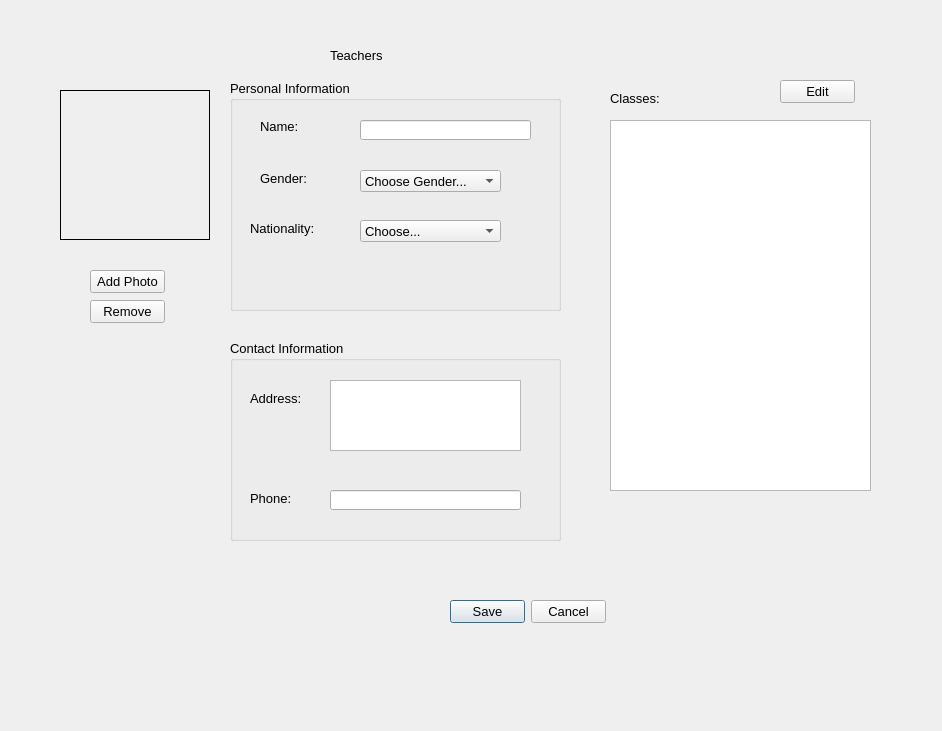
Before: the Qt Designer form editteacherdialog.ui in thenewcoder/school-administration-system, drawn with Qt 5.
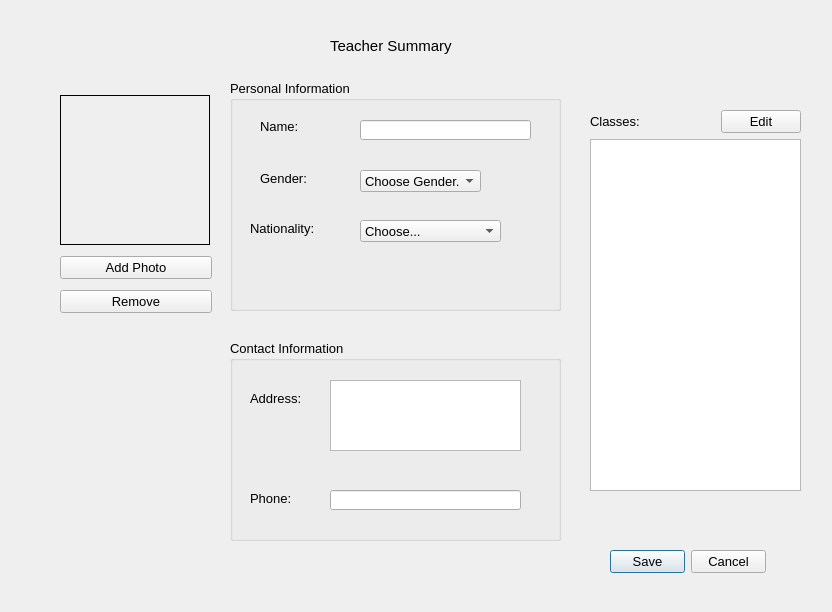
After: the same form once the commit is applied. Icons and pictures are not drawn.

The edit to the form file:
```diff
--- a/editteacherdialog.ui
+++ b/editteacherdialog.ui
@@ -6,8 +6,8 @@
    <rect>
     <x>0</x>
     <y>0</y>
-    <width>942</width>
-    <height>731</height>
+    <width>832</width>
+    <height>612</height>
    </rect>
   </property>
   <property name="font">
@@ -84,7 +84,7 @@
      <rect>
       <x>130</x>
       <y>90</y>
-      <width>141</width>
+      <width>121</width>
       <height>22</height>
      </rect>
     </property>
@@ -128,53 +128,6 @@
     </item>
    </widget>
   </widget>
-  <widget class="QLabel" name="lblPhoto">
-   <property name="geometry">
-    <rect>
-     <x>60</x>
-     <y>90</y>
-     <width>150</width>
-     <height>150</height>
-    </rect>
-   </property>
-   <property name="minimumSize">
-    <size>
-     <width>150</width>
-     <height>150</height>
-    </size>
-   </property>
-   <property name="maximumSize">
-    <size>
-     <width>150</width>
-     <height>150</height>
-    </size>
-   </property>
-   <property name="frameShape">
-    <enum>QFrame::Box</enum>
-   </property>
-   <property name="pixmap">
-    <pixmap resource="resources.qrc">:/images/user_profile.png</pixmap>
-   </property>
-   <property name="scaledContents">
-    <bool>false</bool>
-   </property>
-   <property name="alignment">
-    <set>Qt::AlignCenter</set>
-   </property>
-  </widget>
-  <widget class="QPushButton" name="btnAddPhoto">
-   <property name="geometry">
-    <rect>
-     <x>90</x>
-     <y>270</y>
-     <width>75</width>
-     <height>23</height>
-    </rect>
-   </property>
-   <property name="text">
-    <string>Add Photo</string>
-   </property>
-  </widget>
   <widget class="QGroupBox" name="groupBox">
    <property name="geometry">
     <rect>
@@ -238,25 +191,25 @@
    <property name="geometry">
     <rect>
      <x>330</x>
-     <y>30</y>
-     <width>81</width>
+     <y>20</y>
+     <width>141</width>
      <height>51</height>
     </rect>
    </property>
    <property name="font">
     <font>
-     <pointsize>10</pointsize>
+     <pointsize>11</pointsize>
     </font>
    </property>
    <property name="text">
-    <string>Teachers</string>
+    <string>Teacher Summary</string>
    </property>
   </widget>
   <widget class="QDialogButtonBox" name="buttonBox">
    <property name="geometry">
     <rect>
-     <x>450</x>
-     <y>600</y>
+     <x>610</x>
+     <y>550</y>
      <width>156</width>
      <height>23</height>
     </rect>
@@ -265,60 +218,112 @@
     <set>QDialogButtonBox::Cancel|QDialogButtonBox::Save</set>
    </property>
   </widget>
-  <widget class="QPushButton" name="btnRemove">
+  <widget class="QWidget" name="layoutWidget">
    <property name="geometry">
     <rect>
-     <x>90</x>
-     <y>300</y>
-     <width>75</width>
-     <height>23</height>
+     <x>590</x>
+     <y>110</y>
+     <width>211</width>
+     <height>381</height>
     </rect>
    </property>
-   <property name="text">
-    <string>Remove</string>
-   </property>
+   <layout class="QVBoxLayout" name="verticalLayout">
+    <item>
+     <layout class="QHBoxLayout" name="horizontalLayout">
+      <item>
+       <widget class="QLabel" name="label_7">
+        <property name="text">
+         <string>Classes:</string>
+        </property>
+       </widget>
+      </item>
+      <item>
+       <spacer name="horizontalSpacer">
+        <property name="orientation">
+         <enum>Qt::Horizontal</enum>
+        </property>
+        <property name="sizeHint" stdset="0">
+         <size>
+          <width>40</width>
+          <height>20</height>
+         </size>
+        </property>
+       </spacer>
+      </item>
+      <item>
+       <widget class="QPushButton" name="btnEditClasses">
+        <property name="toolTip">
+         <string>Add or Remove classes the current teacher is teaching</string>
+        </property>
+        <property name="text">
+         <string>Edit</string>
+        </property>
+       </widget>
+      </item>
+     </layout>
+    </item>
+    <item>
+     <widget class="QListView" name="lvClasses">
+      <property name="editTriggers">
+       <set>QAbstractItemView::NoEditTriggers</set>
+      </property>
+     </widget>
+    </item>
+   </layout>
   </widget>
-  <widget class="QListView" name="lvClasses">
+  <widget class="QWidget" name="layoutWidget">
    <property name="geometry">
     <rect>
-     <x>610</x>
-     <y>120</y>
-     <width>261</width>
-     <height>371</height>
-    </rect>
-   </property>
-   <property name="editTriggers">
-    <set>QAbstractItemView::NoEditTriggers</set>
-   </property>
-  </widget>
-  <widget class="QLabel" name="label_7">
-   <property name="geometry">
-    <rect>
-     <x>610</x>
+     <x>60</x>
      <y>90</y>
-     <width>61</width>
-     <height>16</height>
+     <width>152</width>
+     <height>231</height>
     </rect>
    </property>
-   <property name="text">
-    <string>Classes:</string>
-   </property>
-  </widget>
-  <widget class="QPushButton" name="btnEditClasses">
-   <property name="geometry">
-    <rect>
-     <x>780</x>
-     <y>80</y>
-     <width>75</width>
-     <height>23</height>
-    </rect>
-   </property>
-   <property name="toolTip">
-    <string>Add or Remove classes the current teacher is teaching</string>
-   </property>
-   <property name="text">
-    <string>Edit</string>
-   </property>
+   <layout class="QVBoxLayout" name="verticalLayout_2">
+    <item>
+     <widget class="QLabel" name="lblPhoto">
+      <property name="minimumSize">
+       <size>
+        <width>150</width>
+        <height>150</height>
+       </size>
+      </property>
+      <property name="maximumSize">
+       <size>
+        <width>150</width>
+        <height>150</height>
+       </size>
+      </property>
+      <property name="frameShape">
+       <enum>QFrame::Box</enum>
+      </property>
+      <property name="pixmap">
+       <pixmap resource="resources.qrc">:/images/user_profile.png</pixmap>
+      </property>
+      <property name="scaledContents">
+       <bool>false</bool>
+      </property>
+      <property name="alignment">
+       <set>Qt::AlignCenter</set>
+      </property>
+     </widget>
+    </item>
+    <item>
+     <widget class="QPushButton" name="btnAddPhoto">
+      <property name="text">
+       <string>Add Photo</string>
+      </property>
+     </widget>
+    </item>
+    <item>
+     <widget class="QPushButton" name="btnRemove">
+      <property name="text">
+       <string>Remove</string>
+      </property>
+     </widget>
+    </item>
+   </layout>
   </widget>
  </widget>
  <resources>
```
Left out of the diff: 2 changed lines with no effect on the pictures.
